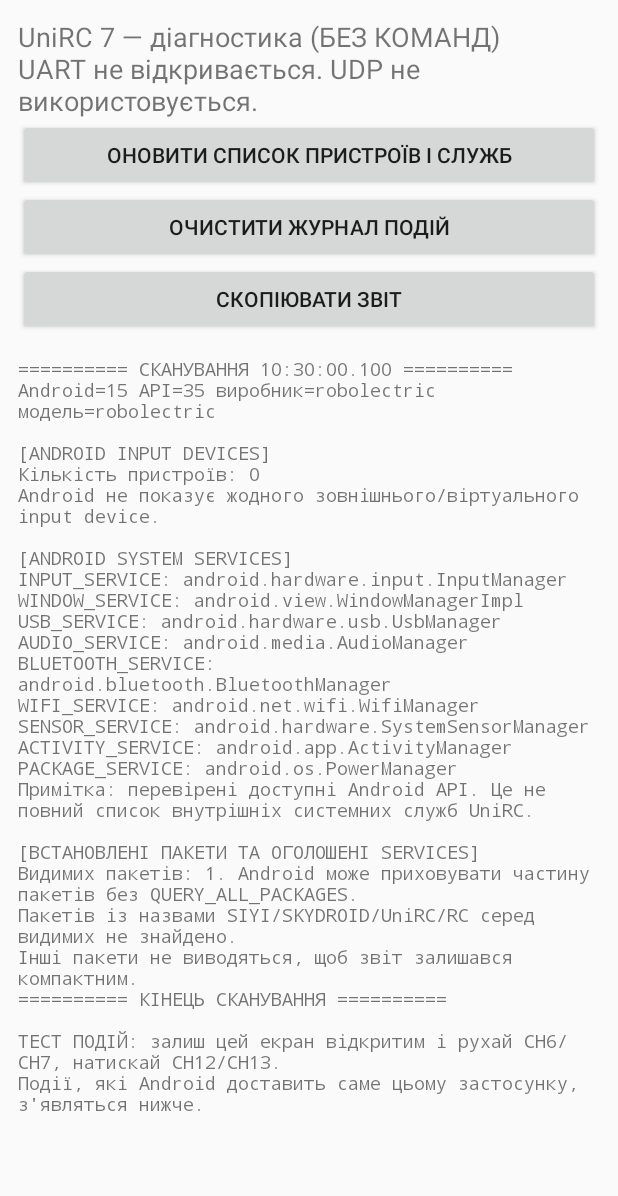
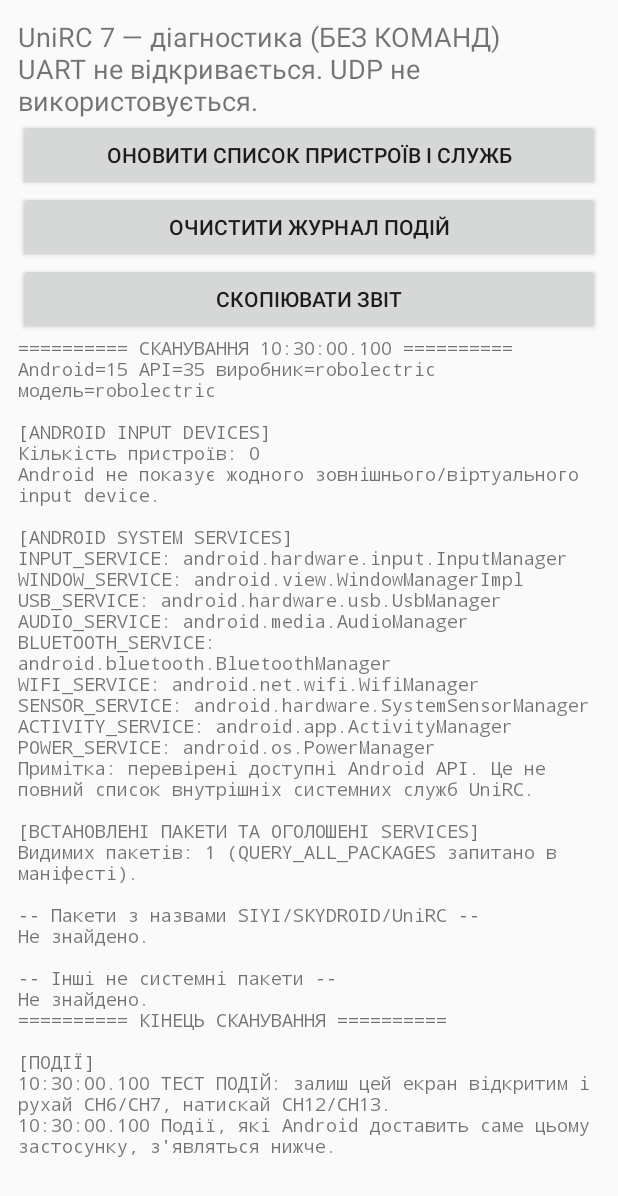
Before and after one commit to Vladimir1510/C12-Gimbal-Control, an Android app: the screen it shows after launch (MainActivity), on a phone screen of 412 x 824 dp. Shown: the top 1196 px of the screen. Run offline under Robolectric (Android 15) with nearby library versions, the phone set to English and light mode, and no system bars.

Commit message:
Fix input diagnostics so controls aren't missed or freeze the UI
- Log every axis the device declares (not a fixed list of 8) and log on
  value change instead of an absolute 0.02 threshold
- Bound the event log to 500 lines, throttle TextView redraws to 100 ms
  and auto-scroll to the newest event
- Request QUERY_ALL_PACKAGES so SIYI packages are visible on Android 11+;
  drop the unused INTERNET permission
- Match packages only by siyi/skydroid/unirc and list non-system packages
  separately instead of the noisy "rc"/"sky" substring filter
- Fix POWER_SERVICE label, skip key auto-repeat, keep scan report separate
  from the event log

Co-Authored-By: Claude Opus 5.5 <noreply@anthropic.com>

```diff
--- a/app/src/main/java/ua/vladimir/c12gimbal/MainActivity.kt
+++ b/app/src/main/java/ua/vladimir/c12gimbal/MainActivity.kt
@@ -1,12 +1,15 @@
 package ua.vladimir.c12gimbal
 
 import android.app.Activity
-import android.app.ActivityManager
 import android.content.Context
+import android.content.pm.ApplicationInfo
+import android.content.pm.PackageInfo
 import android.content.pm.PackageManager
 import android.hardware.input.InputManager
 import android.os.Build
 import android.os.Bundle
+import android.os.Handler
+import android.os.Looper
 import android.view.InputDevice
 import android.view.KeyEvent
 import android.view.MotionEvent
@@ -25,9 +28,18 @@ import java.util.Locale
  */
 class MainActivity : Activity(), InputManager.InputDeviceListener {
     private lateinit var output: TextView
+    private lateinit var scroll: ScrollView
     private lateinit var inputManager: InputManager
-    private val log = StringBuilder()
+    private val handler = Handler(Looper.getMainLooper())
     private val timeFormat = SimpleDateFormat("HH:mm:ss.SSS", Locale.US)
+
+    // Scan report is rebuilt on every scan; events are a bounded ring buffer so stick movement can't grow the log forever.
+    private val scanLog = StringBuilder()
+    private val events = ArrayDeque<String>()
+    private var renderPending = false
+
+    // Last logged value per (deviceId, axis), so only changes are logged.
+    private val lastAxisValues = HashMap<Long, Float>()
 
     override fun onCreate(savedInstanceState: Bundle?) {
         super.onCreate(savedInstanceState)
@@ -51,7 +63,11 @@ class MainActivity : Activity(), InputManager.InputDeviceListener {
 
         val clear = Button(this).apply {
             text = "Очистити журнал подій"
-            setOnClickListener { log.setLength(0); append("Журнал очищено") }
+            setOnClickListener {
+                events.clear()
+                lastAxisValues.clear()
+                logEvent("Журнал очищено")
+            }
         }
         root.addView(clear)
 
@@ -59,8 +75,8 @@ class MainActivity : Activity(), InputManager.InputDeviceListener {
             text = "Скопіювати звіт"
             setOnClickListener {
                 val clipboard = getSystemService(Context.CLIPBOARD_SERVICE) as android.content.ClipboardManager
-                clipboard.setPrimaryClip(android.content.ClipData.newPlainText("UniRC diagnostics", log.toString()))
-                append("Звіт скопійовано в буфер обміну")
+                clipboard.setPrimaryClip(android.content.ClipData.newPlainText("UniRC diagnostics", buildReport()))
+                logEvent("Звіт скопійовано в буфер обміну")
             }
         }
         root.addView(copy)
@@ -70,49 +86,52 @@ class MainActivity : Activity(), InputManager.InputDeviceListener {
             typeface = android.graphics.Typeface.MONOSPACE
             setTextIsSelectable(true)
         }
-        val scroll = ScrollView(this)
+        scroll = ScrollView(this)
         scroll.addView(output)
         root.addView(scroll, LinearLayout.LayoutParams(-1, 0, 1f))
         setContentView(root)
 
         inputManager.registerInputDeviceListener(this, null)
         runFullScan()
-        append("\nТЕСТ ПОДІЙ: залиш цей екран відкритим і рухай CH6/CH7, натискай CH12/CH13.")
-        append("Події, які Android доставить саме цьому застосунку, з'являться нижче.")
+        logEvent("ТЕСТ ПОДІЙ: залиш цей екран відкритим і рухай CH6/CH7, натискай CH12/CH13.")
+        logEvent("Події, які Android доставить саме цьому застосунку, з'являться нижче.")
     }
 
     override fun onDestroy() {
         try { inputManager.unregisterInputDeviceListener(this) } catch (_: Exception) {}
+        handler.removeCallbacksAndMessages(null)
         super.onDestroy()
     }
 
     private fun runFullScan() {
-        append("\n========== СКАНУВАННЯ ${timeFormat.format(Date())} ==========")
-        append("Android=${Build.VERSION.RELEASE} API=${Build.VERSION.SDK_INT} виробник=${Build.MANUFACTURER} модель=${Build.MODEL}")
+        scanLog.setLength(0)
+        report("========== СКАНУВАННЯ ${timeFormat.format(Date())} ==========")
+        report("Android=${Build.VERSION.RELEASE} API=${Build.VERSION.SDK_INT} виробник=${Build.MANUFACTURER} модель=${Build.MODEL}")
         scanInputDevices()
         scanSystemServiceNames()
         scanInstalledPackagesAndDeclaredServices()
-        append("========== КІНЕЦЬ СКАНУВАННЯ ==========")
+        report("========== КІНЕЦЬ СКАНУВАННЯ ==========")
+        scheduleRender()
     }
 
     private fun scanInputDevices() {
-        append("\n[ANDROID INPUT DEVICES]")
+        report("\n[ANDROID INPUT DEVICES]")
         val ids = inputManager.inputDeviceIds
-        append("Кількість пристроїв: ${ids.size}")
-        if (ids.isEmpty()) append("Android не показує жодного зовнішнього/віртуального input device.")
+        report("Кількість пристроїв: ${ids.size}")
+        if (ids.isEmpty()) report("Android не показує жодного зовнішнього/віртуального input device.")
         for (id in ids) {
             val d = inputManager.getInputDevice(id) ?: continue
-            append("Device id=${d.id}; name=${d.name}; descriptor=${d.descriptor}")
-            append("  vendorId=${d.vendorId}; productId=${d.productId}; sources=0x${d.sources.toString(16)}; virtual=${d.isVirtual}")
-            append("  keyboardType=${d.keyboardType}; supportsSource(JOYSTICK)=${d.supportsSource(InputDevice.SOURCE_JOYSTICK)}")
+            report("Device id=${d.id}; name=${d.name}; descriptor=${d.descriptor}")
+            report("  vendorId=${d.vendorId}; productId=${d.productId}; sources=0x${d.sources.toString(16)}; virtual=${d.isVirtual}")
+            report("  keyboardType=${d.keyboardType}; supportsSource(JOYSTICK)=${d.supportsSource(InputDevice.SOURCE_JOYSTICK)}")
             for (r in d.motionRanges) {
-                append("  AXIS ${MotionEvent.axisToString(r.axis)}: min=${r.min}, max=${r.max}, flat=${r.flat}, fuzz=${r.fuzz}, source=0x${r.source.toString(16)}")
+                report("  AXIS ${MotionEvent.axisToString(r.axis)}: min=${r.min}, max=${r.max}, flat=${r.flat}, fuzz=${r.fuzz}, source=0x${r.source.toString(16)}")
             }
         }
     }
 
     private fun scanSystemServiceNames() {
-        append("\n[ANDROID SYSTEM SERVICES]")
+        report("\n[ANDROID SYSTEM SERVICES]")
 
         val services = listOf(
             "INPUT_SERVICE" to Context.INPUT_SERVICE,
@@ -123,23 +142,23 @@ class MainActivity : Activity(), InputManager.InputDeviceListener {
             "WIFI_SERVICE" to Context.WIFI_SERVICE,
             "SENSOR_SERVICE" to Context.SENSOR_SERVICE,
             "ACTIVITY_SERVICE" to Context.ACTIVITY_SERVICE,
-            "PACKAGE_SERVICE" to Context.POWER_SERVICE
+            "POWER_SERVICE" to Context.POWER_SERVICE
         )
 
         for ((name, serviceName) in services) {
             try {
                 val service = getSystemService(serviceName)
-                append(
+                report(
                     "$name: " +
                     if (service != null) service.javaClass.name
                     else "недоступний"
                 )
             } catch (e: Exception) {
-                append("$name: помилка ${e.message}")
+                report("$name: помилка ${e.message}")
             }
         }
 
-        append(
+        report(
             "Примітка: перевірені доступні Android API. " +
             "Це не повний список внутрішніх системних служб UniRC."
         )
@@ -147,66 +166,108 @@ class MainActivity : Activity(), InputManager.InputDeviceListener {
 
     @Suppress("DEPRECATION")
     private fun scanInstalledPackagesAndDeclaredServices() {
-        append("\n[ВСТАНОВЛЕНІ ПАКЕТИ ТА ОГОЛОШЕНІ SERVICES]")
+        report("\n[ВСТАНОВЛЕНІ ПАКЕТИ ТА ОГОЛОШЕНІ SERVICES]")
         val pm = packageManager
         val packages = try {
             if (Build.VERSION.SDK_INT >= 33) pm.getInstalledPackages(PackageManager.PackageInfoFlags.of(PackageManager.GET_SERVICES.toLong()))
             else pm.getInstalledPackages(PackageManager.GET_SERVICES)
         } catch (e: Exception) {
-            append("Помилка читання пакетів: ${e.message}")
+            report("Помилка читання пакетів: ${e.message}")
             return
         }
-        append("Видимих пакетів: ${packages.size}. Android може приховувати частину пакетів без QUERY_ALL_PACKAGES.")
+        report("Видимих пакетів: ${packages.size} (QUERY_ALL_PACKAGES запитано в маніфесті).")
+
+        val keywords = listOf("siyi", "skydroid", "unirc")
         val hits = packages.filter { p ->
-            val s = (p.packageName + " " + (p.applicationInfo?.loadLabel(pm)?.toString() ?: ""))
-            s.contains("siyi", true) || s.contains("skydroid", true) || s.contains("unirc", true) || s.contains("sky", true) || s.contains("rc", true)
+            val s = p.packageName + " " + labelOf(pm, p)
+            keywords.any { s.contains(it, true) }
         }
-        if (hits.isEmpty()) append("Пакетів із назвами SIYI/SKYDROID/UniRC/RC серед видимих не знайдено.")
-        for (p in hits) {
-            val label = try { p.applicationInfo?.loadLabel(pm)?.toString() ?: "" } catch (_: Exception) { "" }
-            append("PACKAGE: $label | ${p.packageName}")
-            val services = p.services ?: emptyArray()
-            if (services.isEmpty()) append("  Оголошених services не знайдено/не видно.")
-            services.forEach { s ->
-                append("  SERVICE: ${s.name}; exported=${s.exported}; permission=${s.permission ?: "(none)"}; process=${s.processName}")
-            }
+        report("\n-- Пакети з назвами SIYI/SKYDROID/UniRC --")
+        if (hits.isEmpty()) report("Не знайдено.")
+        hits.forEach { reportPackage(pm, it) }
+
+        val userApps = packages.filter { p ->
+            val flags = p.applicationInfo?.flags ?: 0
+            p !in hits && p.packageName != packageName && flags and ApplicationInfo.FLAG_SYSTEM == 0
         }
-        append("Інші пакети не виводяться, щоб звіт залишався компактним.")
+        report("\n-- Інші не системні пакети --")
+        if (userApps.isEmpty()) report("Не знайдено.")
+        userApps.forEach { reportPackage(pm, it) }
+    }
+
+    private fun labelOf(pm: PackageManager, p: PackageInfo): String =
+        try { p.applicationInfo?.loadLabel(pm)?.toString() ?: "" } catch (_: Exception) { "" }
+
+    private fun reportPackage(pm: PackageManager, p: PackageInfo) {
+        report("PACKAGE: ${labelOf(pm, p)} | ${p.packageName}")
+        val services = p.services ?: emptyArray()
+        if (services.isEmpty()) report("  Оголошених services не знайдено/не видно.")
+        services.forEach { s ->
+            report("  SERVICE: ${s.name}; exported=${s.exported}; permission=${s.permission ?: "(none)"}; process=${s.processName}")
+        }
     }
 
     override fun dispatchGenericMotionEvent(ev: MotionEvent): Boolean {
         if (ev.action == MotionEvent.ACTION_MOVE || ev.action == MotionEvent.ACTION_HOVER_MOVE) {
-            val axes = StringBuilder()
-            for (i in 0 until ev.pointerCount) {
-                val p = ev.getPointerId(i)
-                val names = intArrayOf(MotionEvent.AXIS_X, MotionEvent.AXIS_Y, MotionEvent.AXIS_Z, MotionEvent.AXIS_RZ, MotionEvent.AXIS_RX, MotionEvent.AXIS_RY, MotionEvent.AXIS_HAT_X, MotionEvent.AXIS_HAT_Y)
-                names.forEach { axis ->
-                    val v = ev.getAxisValue(axis, i)
-                    if (kotlin.math.abs(v) > 0.02f) axes.append(" ${MotionEvent.axisToString(axis)}=$v")
+            // Use the axes the device actually declares; fall back to every axis if the device is unknown.
+            val ranges = ev.device?.motionRanges?.filter { it.source and ev.source == it.source }
+            val axes = ranges?.map { it.axis }?.distinct()?.takeIf { it.isNotEmpty() }
+                ?: (0..MotionEvent.AXIS_GENERIC_16).toList()
+            val changed = StringBuilder()
+            for (axis in axes) {
+                val range = ranges?.firstOrNull { it.axis == axis }
+                val eps = if (range != null && range.range > 0f) range.range * 0.01f else 0.01f
+                val v = ev.getAxisValue(axis)
+                val key = (ev.deviceId.toLong() shl 32) or axis.toLong()
+                val last = lastAxisValues[key]
+                if (last == null || kotlin.math.abs(v - last) > eps) {
+                    lastAxisValues[key] = v
+                    changed.append(" ${MotionEvent.axisToString(axis)}=$v")
                 }
             }
-            if (axes.isNotEmpty()) append("INPUT MOTION device=${ev.device?.name} id=${ev.deviceId} source=0x${ev.source.toString(16)}:$axes")
+            if (changed.isNotEmpty()) logEvent("INPUT MOTION device=${ev.device?.name} id=${ev.deviceId} source=0x${ev.source.toString(16)}:$changed")
         }
         return super.dispatchGenericMotionEvent(ev)
     }
 
     override fun dispatchKeyEvent(event: KeyEvent): Boolean {
-        if (event.action == KeyEvent.ACTION_DOWN || event.action == KeyEvent.ACTION_UP) {
-            append("INPUT KEY ${if (event.action == KeyEvent.ACTION_DOWN) "DOWN" else "UP"}: device=${event.device?.name} id=${event.deviceId} keyCode=${event.keyCode}(${KeyEvent.keyCodeToString(event.keyCode)}) scanCode=${event.scanCode}")
+        val isDown = event.action == KeyEvent.ACTION_DOWN
+        if ((isDown && event.repeatCount == 0) || event.action == KeyEvent.ACTION_UP) {
+            logEvent("INPUT KEY ${if (isDown) "DOWN" else "UP"}: device=${event.device?.name} id=${event.deviceId} keyCode=${event.keyCode}(${KeyEvent.keyCodeToString(event.keyCode)}) scanCode=${event.scanCode}")
         }
         return super.dispatchKeyEvent(event)
     }
 
-    override fun onInputDeviceAdded(deviceId: Int) { append("INPUT DEVICE ADDED id=$deviceId"); scanInputDevices() }
-    override fun onInputDeviceRemoved(deviceId: Int) { append("INPUT DEVICE REMOVED id=$deviceId"); scanInputDevices() }
-    override fun onInputDeviceChanged(deviceId: Int) { append("INPUT DEVICE CHANGED id=$deviceId"); scanInputDevices() }
+    override fun onInputDeviceAdded(deviceId: Int) { logEvent("INPUT DEVICE ADDED id=$deviceId"); runFullScan() }
+    override fun onInputDeviceRemoved(deviceId: Int) { logEvent("INPUT DEVICE REMOVED id=$deviceId"); runFullScan() }
+    override fun onInputDeviceChanged(deviceId: Int) { logEvent("INPUT DEVICE CHANGED id=$deviceId"); runFullScan() }
 
-    private fun append(line: String) {
-        if (!::output.isInitialized) {
-            log.append(line).append('\n')
-            return
-        }
-        log.append(line).append('\n')
-        output.text = log.toString()
+    private fun report(line: String) {
+        scanLog.append(line).append('\n')
+    }
+
+    private fun logEvent(line: String) {
+        events.addLast("${timeFormat.format(Date())} $line")
+        while (events.size > MAX_EVENT_LINES) events.removeFirst()
+        scheduleRender()
+    }
+
+    private fun buildReport(): String =
+        scanLog.toString() + "\n[ПОДІЇ]\n" + events.joinToString("\n")
+
+    // Coalesces UI updates: joystick events arrive at 50–200 Hz, the TextView is redrawn at most every RENDER_INTERVAL_MS.
+    private fun scheduleRender() {
+        if (renderPending || !::output.isInitialized) return
+        renderPending = true
+        handler.postDelayed({
+            renderPending = false
+            output.text = buildReport()
+            scroll.post { scroll.fullScroll(View.FOCUS_DOWN) }
+        }, RENDER_INTERVAL_MS)
+    }
+
+    private companion object {
+        const val MAX_EVENT_LINES = 500
+        const val RENDER_INTERVAL_MS = 100L
     }
 }
```
Also changed, not shown: app/src/main/AndroidManifest.xml (+6 -3 lines).
